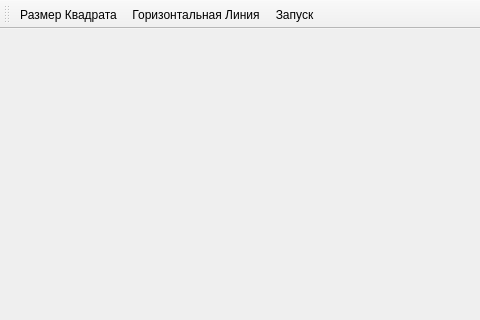
First picture: the form in mainwindow.ui, repository AvgustinAlekseev/TaskProject, before the edit; both pictures show x 0 to 480 and y 0 to 320 of the 800 by 600 pixel window.
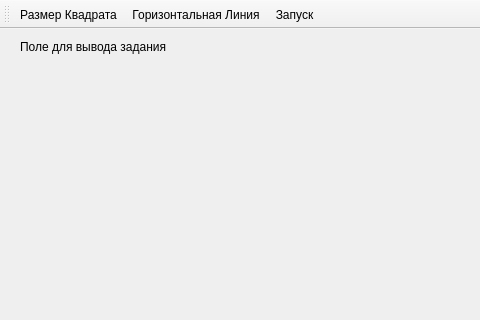
Second picture: the form after the edit. Icons and pictures are not drawn.

Commit message: Добавлено название для рисующего окна

```diff
--- a/mainwindow.ui
+++ b/mainwindow.ui
@@ -13,7 +13,21 @@
   <property name="windowTitle">
    <string>MainWindow</string>
   </property>
-  <widget class="QWidget" name="centralwidget"/>
+  <widget class="QWidget" name="centralwidget">
+   <widget class="QLabel" name="label">
+    <property name="geometry">
+     <rect>
+      <x>20</x>
+      <y>10</y>
+      <width>201</width>
+      <height>16</height>
+     </rect>
+    </property>
+    <property name="text">
+     <string>Поле для вывода задания</string>
+    </property>
+   </widget>
+  </widget>
   <widget class="QMenuBar" name="menubar">
    <property name="geometry">
     <rect>
```
